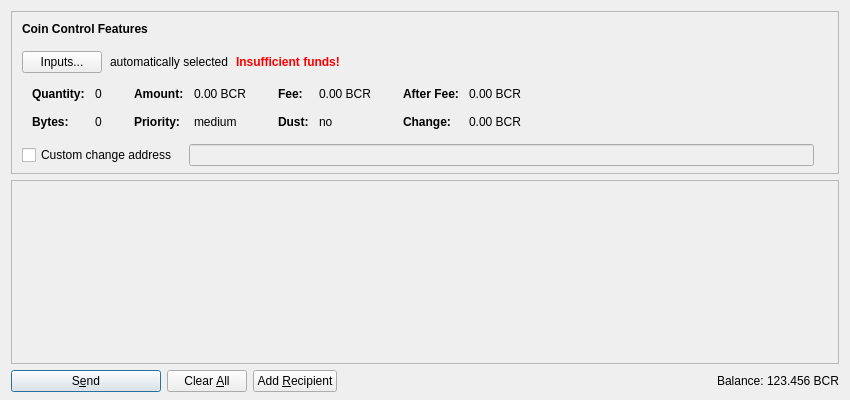
Before: the Qt Designer form src/qt/forms/sendcoinsdialog.ui in thelonecrouton/bitcredit, drawn with Qt 5.
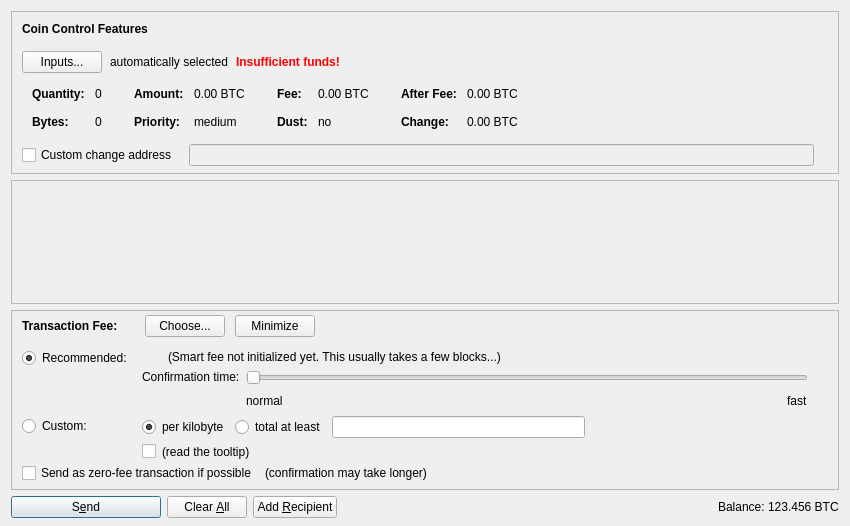
After: the same form once the commit is applied. Icons and pictures are not drawn. Custom widgets are drawn as their Qt base class.

Diff of the .ui file:
```diff
--- a/src/qt/forms/sendcoinsdialog.ui
+++ b/src/qt/forms/sendcoinsdialog.ui
@@ -7,13 +7,13 @@
     <x>0</x>
     <y>0</y>
     <width>850</width>
-    <height>400</height>
+    <height>526</height>
    </rect>
   </property>
   <property name="windowTitle">
    <string>Send Coins</string>
   </property>
-  <layout class="QVBoxLayout" name="verticalLayout" stretch="0,1,0">
+  <layout class="QVBoxLayout" name="verticalLayout" stretch="0,1,0,0">
    <property name="bottomMargin">
     <number>8</number>
    </property>
@@ -324,7 +324,7 @@
                   <enum>Qt::ActionsContextMenu</enum>
                  </property>
                  <property name="text">
-                  <string notr="true">0.00 BCR</string>
+                  <string notr="true">0.00 BTC</string>
                  </property>
                  <property name="textInteractionFlags">
                   <set>Qt::LinksAccessibleByMouse|Qt::TextSelectableByKeyboard|Qt::TextSelectableByMouse</set>
@@ -404,7 +404,7 @@
                   <enum>Qt::ActionsContextMenu</enum>
                  </property>
                  <property name="text">
-                  <string notr="true">0.00 BCR</string>
+                  <string notr="true">0.00 BTC</string>
                  </property>
                  <property name="textInteractionFlags">
                   <set>Qt::LinksAccessibleByMouse|Qt::TextSelectableByKeyboard|Qt::TextSelectableByMouse</set>
@@ -484,7 +484,7 @@
                   <enum>Qt::ActionsContextMenu</enum>
                  </property>
                  <property name="text">
-                  <string notr="true">0.00 BCR</string>
+                  <string notr="true">0.00 BTC</string>
                  </property>
                  <property name="textInteractionFlags">
                   <set>Qt::LinksAccessibleByMouse|Qt::TextSelectableByKeyboard|Qt::TextSelectableByMouse</set>
@@ -513,7 +513,7 @@
                   <enum>Qt::ActionsContextMenu</enum>
                  </property>
                  <property name="text">
-                  <string notr="true">0.00 BCR</string>
+                  <string notr="true">0.00 BTC</string>
                  </property>
                  <property name="textInteractionFlags">
                   <set>Qt::LinksAccessibleByMouse|Qt::TextSelectableByKeyboard|Qt::TextSelectableByMouse</set>
@@ -617,7 +617,7 @@
         <x>0</x>
         <y>0</y>
         <width>830</width>
-        <height>178</height>
+        <height>68</height>
        </rect>
       </property>
       <layout class="QVBoxLayout" name="verticalLayout_2" stretch="0,1">
@@ -657,6 +657,590 @@
      </widget>
     </widget>
    </item>
+   <item>
+    <widget class="QFrame" name="frameFee">
+     <property name="sizePolicy">
+      <sizepolicy hsizetype="Expanding" vsizetype="Expanding">
+       <horstretch>0</horstretch>
+       <verstretch>0</verstretch>
+      </sizepolicy>
+     </property>
+     <property name="maximumSize">
+      <size>
+       <width>16777215</width>
+       <height>16777215</height>
+      </size>
+     </property>
+     <property name="frameShape">
+      <enum>QFrame::StyledPanel</enum>
+     </property>
+     <property name="frameShadow">
+      <enum>QFrame::Sunken</enum>
+     </property>
+     <layout class="QVBoxLayout" name="verticalLayoutFee1">
+      <property name="spacing">
+       <number>0</number>
+      </property>
+      <property name="leftMargin">
+       <number>0</number>
+      </property>
+      <property name="topMargin">
+       <number>0</number>
+      </property>
+      <property name="rightMargin">
+       <number>0</number>
+      </property>
+      <property name="bottomMargin">
+       <number>0</number>
+      </property>
+      <item>
+       <layout class="QVBoxLayout" name="verticalLayoutFee2" stretch="0,0,0">
+        <property name="spacing">
+         <number>0</number>
+        </property>
+        <property name="leftMargin">
+         <number>10</number>
+        </property>
+        <property name="topMargin">
+         <number>0</number>
+        </property>
+        <item>
+         <layout class="QHBoxLayout" name="horizontalLayoutFee1">
+          <property name="bottomMargin">
+           <number>0</number>
+          </property>
+          <item>
+           <layout class="QVBoxLayout" name="verticalLayoutFee7">
+            <property name="spacing">
+             <number>0</number>
+            </property>
+            <item>
+             <spacer name="verticalSpacerSmartFee">
+              <property name="orientation">
+               <enum>Qt::Vertical</enum>
+              </property>
+              <property name="sizeType">
+               <enum>QSizePolicy::Fixed</enum>
+              </property>
+              <property name="sizeHint" stdset="0">
+               <size>
+                <width>1</width>
+                <height>4</height>
+               </size>
+              </property>
+             </spacer>
+            </item>
+            <item>
+             <layout class="QHBoxLayout" name="horizontalLayoutSmartFee">
+              <property name="spacing">
+               <number>10</number>
+              </property>
+              <item>
+               <widget class="QLabel" name="labelFeeHeadline">
+                <property name="sizePolicy">
+                 <sizepolicy hsizetype="Preferred" vsizetype="Maximum">
+                  <horstretch>0</horstretch>
+                  <verstretch>0</verstretch>
+                 </sizepolicy>
+                </property>
+                <property name="font">
+                 <font>
+                  <weight>75</weight>
+                  <bold>true</bold>
+                 </font>
+                </property>
+                <property name="styleSheet">
+                 <string notr="true">font-weight:bold;</string>
+                </property>
+                <property name="text">
+                 <string>Transaction Fee:</string>
+                </property>
+               </widget>
+              </item>
+              <item>
+               <widget class="QLabel" name="labelFeeMinimized">
+                <property name="text">
+                 <string/>
+                </property>
+               </widget>
+              </item>
+              <item>
+               <widget class="QPushButton" name="buttonChooseFee">
+                <property name="text">
+                 <string>Choose...</string>
+                </property>
+               </widget>
+              </item>
+              <item>
+               <widget class="QPushButton" name="buttonMinimizeFee">
+                <property name="toolTip">
+                 <string>collapse fee-settings</string>
+                </property>
+                <property name="text">
+                 <string>Minimize</string>
+                </property>
+               </widget>
+              </item>
+             </layout>
+            </item>
+            <item>
+             <spacer name="verticalSpacer_5">
+              <property name="orientation">
+               <enum>Qt::Vertical</enum>
+              </property>
+              <property name="sizeHint" stdset="0">
+               <size>
+                <width>1</width>
+                <height>1</height>
+               </size>
+              </property>
+             </spacer>
+            </item>
+           </layout>
+          </item>
+          <item>
+           <spacer name="horizontalSpacer_4">
+            <property name="orientation">
+             <enum>Qt::Horizontal</enum>
+            </property>
+            <property name="sizeHint" stdset="0">
+             <size>
+              <width>40</width>
+              <height>20</height>
+             </size>
+            </property>
+           </spacer>
+          </item>
+         </layout>
+        </item>
+        <item>
+         <widget class="QFrame" name="frameFeeSelection">
+          <layout class="QVBoxLayout" name="verticalLayoutFee12">
+           <property name="spacing">
+            <number>0</number>
+           </property>
+           <property name="leftMargin">
+            <number>0</number>
+           </property>
+           <property name="topMargin">
+            <number>0</number>
+           </property>
+           <property name="rightMargin">
+            <number>0</number>
+           </property>
+           <property name="bottomMargin">
+            <number>0</number>
+           </property>
+           <item>
+            <layout class="QGridLayout" name="gridLayoutFee">
+             <property name="topMargin">
+              <number>10</number>
+             </property>
+             <property name="bottomMargin">
+              <number>4</number>
+             </property>
+             <property name="horizontalSpacing">
+              <number>10</number>
+             </property>
+             <property name="verticalSpacing">
+              <number>4</number>
+             </property>
+             <item row="1" column="1">
+              <layout class="QVBoxLayout" name="verticalLayoutFee8">
+               <property name="spacing">
+                <number>6</number>
+               </property>
+               <item>
+                <layout class="QHBoxLayout" name="horizontalLayoutFee13">
+                 <item>
+                  <widget class="QRadioButton" name="radioCustomPerKilobyte">
+                   <property name="toolTip">
+                    <string>If the custom fee is set to 1000 satoshis and the transaction is only 250 bytes, then &quot;per kilobyte&quot; only pays 250 satoshis in fee, while &quot;total at least&quot; pays 1000 satoshis. For transactions bigger than a kilobyte both pay by kilobyte.</string>
+                   </property>
+                   <property name="text">
+                    <string>per kilobyte</string>
+                   </property>
+                   <property name="checked">
+                    <bool>true</bool>
+                   </property>
+                   <attribute name="buttonGroup">
+                    <string notr="true">groupCustomFee</string>
+                   </attribute>
+                  </widget>
+                 </item>
+                 <item>
+                  <widget class="QRadioButton" name="radioCustomAtLeast">
+                   <property name="toolTip">
+                    <string>If the custom fee is set to 1000 satoshis and the transaction is only 250 bytes, then &quot;per kilobyte&quot; only pays 250 satoshis in fee, while &quot;total at least&quot; pays 1000 satoshis. For transactions bigger than a kilobyte both pay by kilobyte.</string>
+                   </property>
+                   <property name="text">
+                    <string>total at least</string>
+                   </property>
+                   <attribute name="buttonGroup">
+                    <string notr="true">groupCustomFee</string>
+                   </attribute>
+                  </widget>
+                 </item>
+                 <item>
+                  <widget class="BitcreditAmountField" name="customFee"/>
+                 </item>
+                 <item>
+                  <spacer name="horizontalSpacer_6">
+                   <property name="orientation">
+                    <enum>Qt::Horizontal</enum>
+                   </property>
+                   <property name="sizeHint" stdset="0">
+                    <size>
+                     <width>1</width>
+                     <height>1</height>
+                    </size>
+                   </property>
+                  </spacer>
+                 </item>
+                </layout>
+               </item>
+               <item>
+                <layout class="QHBoxLayout" name="horizontalLayoutFee8">
+                 <item>
+                  <widget class="QCheckBox" name="checkBoxMinimumFee">
+                   <property name="toolTip">
+                    <string>Paying only the minimum fee is just fine as long as there is less transaction volume than space in the blocks. But be aware that this can end up in a never confirming transaction once there is more demand for bitcredit transactions than the network can process.</string>
+                   </property>
+                   <property name="text">
+                    <string/>
+                   </property>
+                  </widget>
+                 </item>
+                 <item>
+                  <widget class="QLabel" name="labelMinFeeWarning">
+                   <property name="enabled">
+                    <bool>true</bool>
+                   </property>
+                   <property name="toolTip">
+                    <string>Paying only the minimum fee is just fine as long as there is less transaction volume than space in the blocks. But be aware that this can end up in a never confirming transaction once there is more demand for bitcredit transactions than the network can process.</string>
+                   </property>
+                   <property name="text">
+                    <string>(read the tooltip)</string>
+                   </property>
+                   <property name="margin">
+                    <number>5</number>
+                   </property>
+                  </widget>
+                 </item>
+                 <item>
+                  <spacer name="horizontalSpacer_2">
+                   <property name="orientation">
+                    <enum>Qt::Horizontal</enum>
+                   </property>
+                   <property name="sizeHint" stdset="0">
+                    <size>
+                     <width>1</width>
+                     <height>1</height>
+                    </size>
+                   </property>
+                  </spacer>
+                 </item>
+                </layout>
+               </item>
+              </layout>
+             </item>
+             <item row="0" column="0">
+              <layout class="QVBoxLayout" name="verticalLayoutFee4" stretch="0,1">
+               <item>
+                <widget class="QRadioButton" name="radioSmartFee">
+                 <property name="text">
+                  <string>Recommended:</string>
+                 </property>
+                 <property name="checked">
+                  <bool>true</bool>
+                 </property>
+                 <attribute name="buttonGroup">
+                  <string notr="true">groupFee</string>
+                 </attribute>
+                </widget>
+               </item>
+               <item>
+                <spacer name="verticalSpacer_2">
+                 <property name="orientation">
+                  <enum>Qt::Vertical</enum>
+                 </property>
+                 <property name="sizeHint" stdset="0">
+                  <size>
+                   <width>1</width>
+                   <height>1</height>
+                  </size>
+                 </property>
+                </spacer>
+               </item>
+              </layout>
+             </item>
+             <item row="1" column="0">
+              <layout class="QVBoxLayout" name="verticalLayoutFee9" stretch="0,1">
+               <item>
+                <widget class="QRadioButton" name="radioCustomFee">
+                 <property name="text">
+                  <string>Custom:</string>
+                 </property>
+                 <attribute name="buttonGroup">
+                  <string notr="true">groupFee</string>
+                 </attribute>
+                </widget>
+               </item>
+               <item>
+                <spacer name="verticalSpacer_6">
+                 <property name="orientation">
+                  <enum>Qt::Vertical</enum>
+                 </property>
+                 <property name="sizeHint" stdset="0">
+                  <size>
+                   <width>1</width>
+                   <height>1</height>
+                  </size>
+                 </property>
+                </spacer>
+               </item>
+              </layout>
+             </item>
+             <item row="0" column="1">
+              <layout class="QVBoxLayout" name="verticalLayoutFee3" stretch="0,0,1">
+               <property name="spacing">
+                <number>6</number>
+               </property>
+               <property name="topMargin">
+                <number>2</number>
+               </property>
+               <item>
+                <layout class="QHBoxLayout" name="horizontalLayoutFee12">
+                 <item>
+                  <widget class="QLabel" name="labelSmartFee">
+                   <property name="text">
+                    <string/>
+                   </property>
+                   <property name="margin">
+                    <number>2</number>
+                   </property>
+                  </widget>
+                 </item>
+                 <item>
+                  <widget class="QLabel" name="labelFeeEstimation">
+                   <property name="text">
+                    <string/>
+                   </property>
+                  </widget>
+                 </item>
+                 <item>
+                  <widget class="QLabel" name="labelSmartFee2">
+                   <property name="text">
+                    <string>(Smart fee not initialized yet. This usually takes a few blocks...)</string>
+                   </property>
+                   <property name="margin">
+                    <number>2</number>
+                   </property>
+                  </widget>
+                 </item>
+                 <item>
+                  <spacer name="horizontalSpacer_5">
+                   <property name="orientation">
+                    <enum>Qt::Horizontal</enum>
+                   </property>
+                   <property name="sizeHint" stdset="0">
+                    <size>
+                     <width>1</width>
+                     <height>1</height>
+                    </size>
+                   </property>
+                  </spacer>
+                 </item>
+                </layout>
+               </item>
+               <item>
+                <layout class="QHBoxLayout" name="horizontalLayoutFee9">
+                 <item>
+                  <layout class="QVBoxLayout" name="verticalLayoutFee6">
+                   <item>
+                    <widget class="QLabel" name="labelSmartFee3">
+                     <property name="text">
+                      <string>Confirmation time:</string>
+                     </property>
+                     <property name="margin">
+                      <number>2</number>
+                     </property>
+                    </widget>
+                   </item>
+                   <item>
+                    <spacer name="verticalSpacer_3">
+                     <property name="orientation">
+                      <enum>Qt::Vertical</enum>
+                     </property>
+                     <property name="sizeHint" stdset="0">
+                      <size>
+                       <width>1</width>
+                       <height>1</height>
+                      </size>
+                     </property>
+                    </spacer>
+                   </item>
+                  </layout>
+                 </item>
+                 <item>
+                  <layout class="QVBoxLayout" name="verticalLayoutFee5">
+                   <property name="rightMargin">
+                    <number>30</number>
+                   </property>
+                   <item>
+                    <widget class="QSlider" name="sliderSmartFee">
+                     <property name="minimum">
+                      <number>0</number>
+                     </property>
+                     <property name="maximum">
+                      <number>24</number>
+                     </property>
+                     <property name="pageStep">
+                      <number>1</number>
+                     </property>
+                     <property name="value">
+                      <number>0</number>
+                     </property>
+                     <property name="orientation">
+                      <enum>Qt::Horizontal</enum>
+                     </property>
+                     <property name="invertedAppearance">
+                      <bool>false</bool>
+                     </property>
+                     <property name="invertedControls">
+                      <bool>false</bool>
+                     </property>
+                     <property name="tickPosition">
+                      <enum>QSlider::NoTicks</enum>
+                     </property>
+                    </widget>
+                   </item>
+                   <item>
+                    <layout class="QHBoxLayout" name="horizontalLayoutFee10">
+                     <item>
+                      <widget class="QLabel" name="labelSmartFeeNormal">
+                       <property name="text">
+                        <string>normal</string>
+                       </property>
+                      </widget>
+                     </item>
+                     <item>
+                      <spacer name="horizontalSpacer_3">
+                       <property name="orientation">
+                        <enum>Qt::Horizontal</enum>
+                       </property>
+                       <property name="sizeHint" stdset="0">
+                        <size>
+                         <width>40</width>
+                         <height>20</height>
+                        </size>
+                       </property>
+                      </spacer>
+                     </item>
+                     <item>
+                      <widget class="QLabel" name="labelSmartFeeFast">
+                       <property name="text">
+                        <string>fast</string>
+                       </property>
+                      </widget>
+                     </item>
+                    </layout>
+                   </item>
+                  </layout>
+                 </item>
+                </layout>
+               </item>
+               <item>
+                <spacer name="verticalSpacer_4">
+                 <property name="orientation">
+                  <enum>Qt::Vertical</enum>
+                 </property>
+                 <property name="sizeHint" stdset="0">
+                  <size>
+                   <width>1</width>
+                   <height>1</height>
+                  </size>
+                 </property>
+                </spacer>
+               </item>
+              </layout>
+             </item>
+            </layout>
+           </item>
+           <item>
+            <layout class="QHBoxLayout" name="horizontalLayoutFee5" stretch="0,0,0">
+             <property name="spacing">
+              <number>8</number>
+             </property>
+             <property name="bottomMargin">
+              <number>4</number>
+             </property>
+             <item>
+              <widget class="QCheckBox" name="checkBoxFreeTx">
+               <property name="text">
+                <string>Send as zero-fee transaction if possible</string>
+               </property>
+              </widget>
+             </item>
+             <item>
+              <widget class="QLabel" name="labelFreeTx">
+               <property name="text">
+                <string>(confirmation may take longer)</string>
+               </property>
+               <property name="margin">
+                <number>5</number>
+               </property>
+              </widget>
+             </item>
+             <item>
+              <spacer name="horizontalSpacerFee5">
+               <property name="orientation">
+                <enum>Qt::Horizontal</enum>
+               </property>
+               <property name="sizeHint" stdset="0">
+                <size>
+                 <width>1</width>
+                 <height>1</height>
+                </size>
+               </property>
+              </spacer>
+             </item>
+            </layout>
+           </item>
+           <item>
+            <spacer name="verticalSpacerFee2">
+             <property name="orientation">
+              <enum>Qt::Vertical</enum>
+             </property>
+             <property name="sizeHint" stdset="0">
+              <size>
+               <width>1</width>
+               <height>1</height>
+              </size>
+             </property>
+            </spacer>
+           </item>
+          </layout>
+         </widget>
+        </item>
+        <item>
+         <spacer name="verticalSpacerFee">
+          <property name="orientation">
+           <enum>Qt::Vertical</enum>
+          </property>
+          <property name="sizeHint" stdset="0">
+           <size>
+            <width>800</width>
+            <height>1</height>
+           </size>
+          </property>
+         </spacer>
+        </item>
+       </layout>
+      </item>
+     </layout>
+    </widget>
+   </item>
    <item>
     <layout class="QHBoxLayout" name="horizontalLayout">
      <item>
@@ -768,7 +1352,7 @@
           <cursorShape>IBeamCursor</cursorShape>
          </property>
          <property name="text">
-          <string notr="true">123.456 BCR</string>
+          <string notr="true">123.456 BTC</string>
          </property>
          <property name="textInteractionFlags">
           <set>Qt::LinksAccessibleByMouse|Qt::TextSelectableByKeyboard|Qt::TextSelectableByMouse</set>
@@ -787,6 +1371,12 @@
    <extends>QLineEdit</extends>
    <header>qvalidatedlineedit.h</header>
   </customwidget>
+  <customwidget>
+   <class>BitcreditAmountField</class>
+   <extends>QLineEdit</extends>
+   <header>bitcreditamountfield.h</header>
+   <container>1</container>
+  </customwidget>
  </customwidgets>
  <resources>
   <include location="../bitcredits.qrc"/>
```
Left out of the diff: 12 changed lines with no effect on the pictures.
